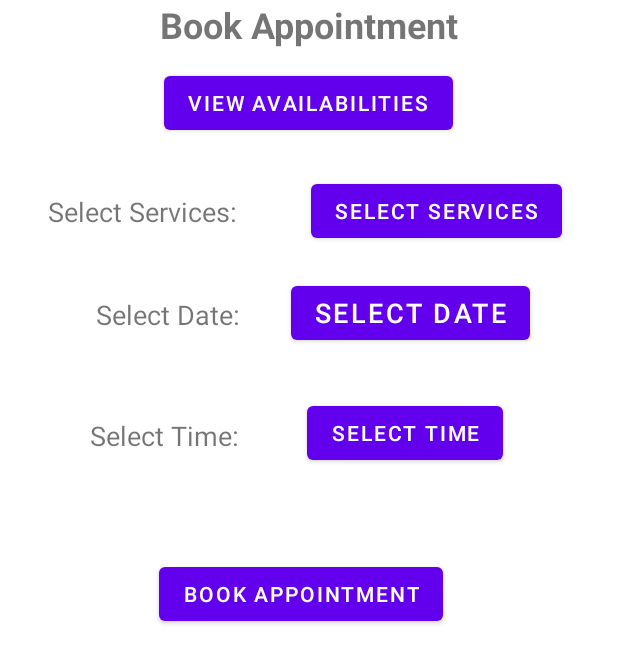
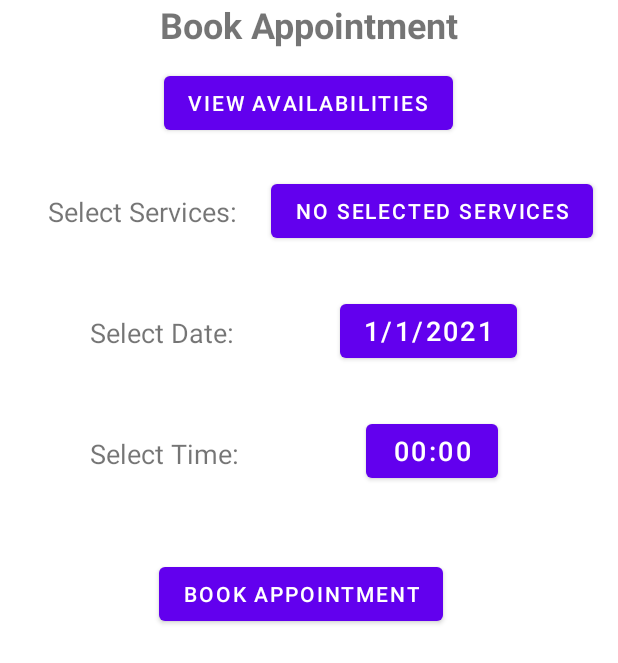
Before and after one commit to McGill-ECSE321-Winter2021/project-group-13, an Android app: the layout activity_appointment_booking.xml on its own in the app's theme, with its tools: preview values and no code run, on a phone screen of 412 x 824 dp. Shown: the top 663 px of the screen. Run offline under Robolectric (Android 15) with nearby library versions, the phone set to English and light mode, and no system bars.

Commit message:
Updated appointment booking page, only missing connection with backend when creating appointment

```diff
--- a/AutoRepairSystem-Android/app/src/main/res/layout/activity_appointment_booking.xml
+++ b/AutoRepairSystem-Android/app/src/main/res/layout/activity_appointment_booking.xml
@@ -44,8 +44,8 @@
         android:id="@+id/dateSelectText"
         android:layout_width="wrap_content"
         android:layout_height="wrap_content"
-        android:layout_marginStart="64dp"
-        android:layout_marginTop="44dp"
+        android:layout_marginStart="60dp"
+        android:layout_marginTop="56dp"
         android:text="@string/select_date"
         android:textSize="18sp"
         app:layout_constraintStart_toStartOf="parent"
@@ -63,11 +63,12 @@
         app:layout_constraintTop_toBottomOf="@+id/dateSelectText" />
 
     <Button
-        android:id="@+id/button3"
+        android:id="@+id/bookButton"
         android:layout_width="wrap_content"
         android:layout_height="wrap_content"
         android:layout_marginTop="372dp"
         android:text="@string/book_appointment"
+        android:onClick="bookAppointment"
         app:layout_constraintEnd_toEndOf="parent"
         app:layout_constraintHorizontal_bias="0.477"
         app:layout_constraintStart_toStartOf="parent"
@@ -79,6 +80,7 @@
         android:layout_height="wrap_content"
         android:layout_marginTop="24dp"
         android:text="@string/select_services_button"
+        android:onClick="openServiceSelect"
         app:layout_constraintEnd_toEndOf="parent"
         app:layout_constraintHorizontal_bias="0.567"
         app:layout_constraintStart_toEndOf="@+id/serviceSelectText"
@@ -88,23 +90,25 @@
         android:id="@+id/dateSelectButton"
         android:layout_width="wrap_content"
         android:layout_height="wrap_content"
-        android:layout_marginTop="20dp"
+        android:layout_marginTop="32dp"
+        android:onClick="openDateSelect"
         android:text="@string/select_date_button"
         android:textSize="18sp"
-        android:onClick="openDateSelect"
         app:layout_constraintEnd_toEndOf="parent"
-        app:layout_constraintHorizontal_bias="0.366"
+        app:layout_constraintHorizontal_bias="0.514"
         app:layout_constraintStart_toEndOf="@+id/dateSelectText"
         app:layout_constraintTop_toBottomOf="@+id/servicesSelectButton" />
 
     <Button
-        android:id="@+id/selectTimeButton"
+        android:id="@+id/timeSelectButton"
         android:layout_width="wrap_content"
         android:layout_height="wrap_content"
         android:layout_marginTop="32dp"
+        android:onClick="openTimeSelect"
         android:text="@string/select_time_button"
+        android:textSize="18sp"
         app:layout_constraintEnd_toEndOf="parent"
-        app:layout_constraintHorizontal_bias="0.372"
+        app:layout_constraintHorizontal_bias="0.515"
         app:layout_constraintStart_toEndOf="@+id/timeSelectText"
         app:layout_constraintTop_toBottomOf="@+id/dateSelectButton" />
 </androidx.constraintlayout.widget.ConstraintLayout>
--- a/AutoRepairSystem-Android/app/src/main/res/values/strings.xml
+++ b/AutoRepairSystem-Android/app/src/main/res/values/strings.xml
@@ -24,8 +24,8 @@
     <string name="select_time">Select Time:</string>
     <string name="book_appointment">Book Appointment</string>
     <string name="book_appointment_title">Book Appointment</string>
-    <string name="select_services_button">Select Services</string>
-    <string name="select_date_button">Select Date</string>
-    <string name="select_time_button">Select Time</string>
+    <string name="select_services_button">No Selected Services</string>
+    <string name="select_date_button">1/1/2021</string>
+    <string name="select_time_button">00:00</string>
     <string name="customerHomeText1">Welcome to Los Santos Customs</string>
 </resources>
```
Also changed, not shown: AutoRepairSystem-Android/app/src/main/java/ca/mcgill/ca/ecse321/autorepairsystem/AppointmentBooking.java (+267 -2 lines).
